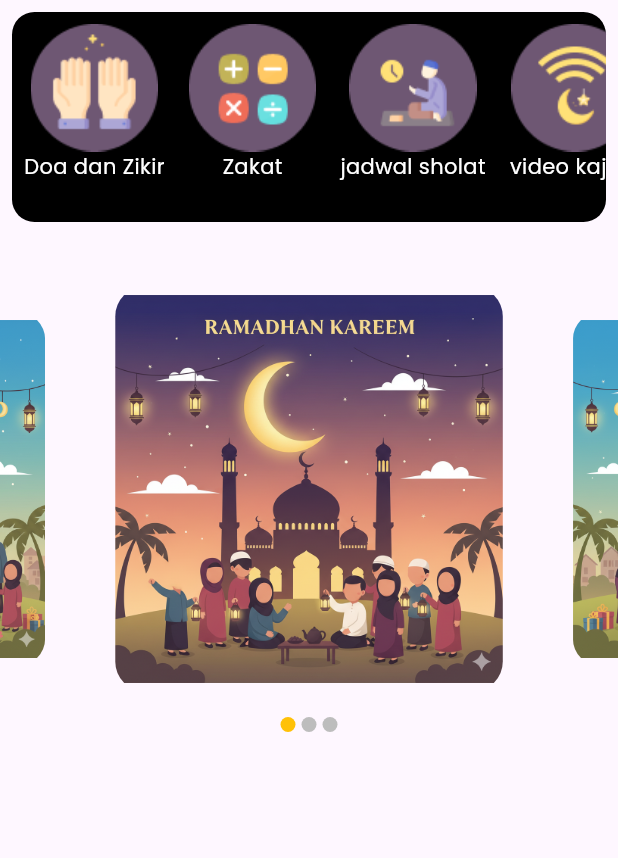
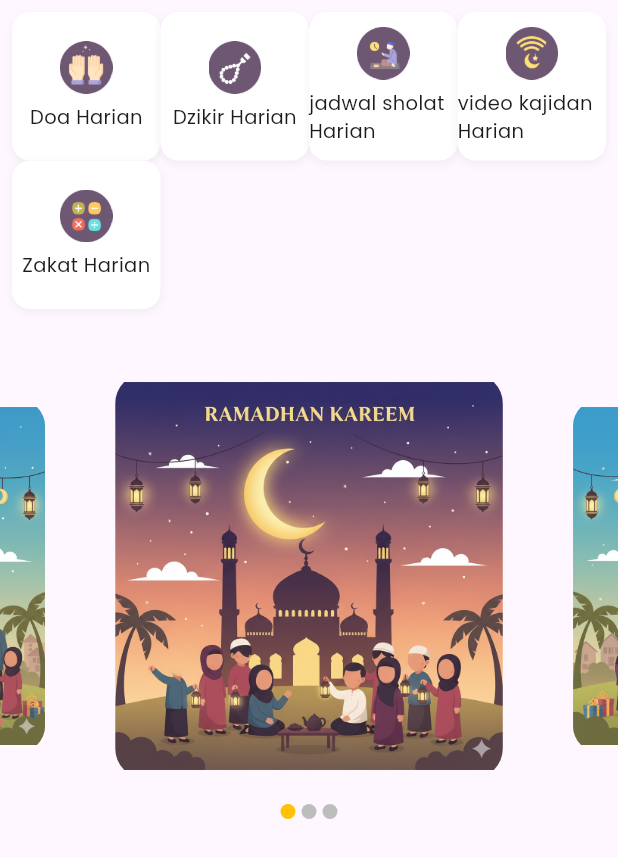
Before and after one commit to keaneray-o/Super-App-Taqwa, a Flutter app: the screen it shows after launch, on a phone screen of 412 x 824 dp. Shown: the top 858 px of the screen. Run offline on Flutter 3.47's test engine with Material 3 defaults, Android fonts, the phone set to English and light mode, and no system bars; drawn by our look-alikes of carousel_slider; our stand-ins replace geocoding, geolocator, permission_handler, shared_preferences; missing offline and left inert: string_similarity.

Commit message:
belajar menu item

```diff
--- a/lib/pages/home_pages.dart
+++ b/lib/pages/home_pages.dart
@@ -32,133 +32,104 @@ class _HomePageState extends State<HomePage> {
       body: SingleChildScrollView(
         child: Column(
           children: <Widget>[
-            Padding(
-              padding: const EdgeInsets.all(8.0),
-              child: Container(
-                width: double.infinity,
-                height: 140,
-                decoration: BoxDecoration(
-                  color: Colors.black,
-                  borderRadius: BorderRadius.circular(15),
-                ),
-                child: SingleChildScrollView(
-                  scrollDirection: Axis.horizontal,
-                  child: Row(
-                    children: <Widget>[
-                      InkWell(
-                        onTap: () {},
-                        child: Padding(
-                          padding: const EdgeInsets.all(8.0),
-                          child: Container(
-                            decoration: BoxDecoration(),
-                            child: Column(
-                              crossAxisAlignment: CrossAxisAlignment.center,
-                              children: [
-                                Image.asset('assets/images/ic_menu_doa.png'),
-                                Text(
-                                  'Doa dan Zikir',
-                                  style: TextStyle(
-                                    fontFamily: 'PoppinsRegular',
-                                    color: Colors.white,
-                                  ),
-                                ),
-                              ],
-                            ),
-                          ),
-                        ),
-                      ),
-                      InkWell(
-                        onTap: () {},
-                        child: Padding(
-                          padding: const EdgeInsets.all(8.0),
-                          child: Container(
-                            decoration: BoxDecoration(),
-                            child: Column(
-                              crossAxisAlignment: CrossAxisAlignment.center,
-                              children: [
-                                Image.asset('assets/images/ic_menu_zakat.png'),
-                                Text(
-                                  'Zakat',
-                                  style: TextStyle(
-                                    fontFamily: 'PoppinsRegular',
-                                    color: Colors.white,
-                                  ),
-                                ),
-                              ],
-                            ),
-                          ),
-                        ),
-                      ),
-                      InkWell(
-                        onTap: () {},
-                        child: Padding(
-                          padding: const EdgeInsets.all(8.0),
-                          child: Container(
-                            decoration: BoxDecoration(),
-                            child: Column(
-                              crossAxisAlignment: CrossAxisAlignment.center,
-                              children: [
-                                Image.asset(
-                                  'assets/images/ic_menu_jadwal_sholat.png',
-                                ),
-                                Text(
-                                  'jadwal sholat',
-                                  style: TextStyle(
-                                    fontFamily: 'PoppinsRegular',
-                                    color: Colors.white,
-                                  ),
-                                ),
-                              ],
-                            ),
-                          ),
-                        ),
-                      ),
-                      InkWell(
-                        onTap: () {},
-                        child: Padding(
-                          padding: const EdgeInsets.all(8.0),
-                          child: Container(
-                            decoration: BoxDecoration(),
-                            child: Column(
-                              crossAxisAlignment: CrossAxisAlignment.center,
-                              children: [
-                                Image.asset(
-                                  'assets/images/ic_menu_video_kajian.png',
-                                ),
-                                Text(
-                                  'video kajian',
-                                  style: TextStyle(
-                                    fontFamily: 'PoppinsRegular',
-                                    color: Colors.white,
-                                  ),
-                                ),
-                              ],
-                            ),
-                          ),
-                        ),
-                      ),
-                    ],
-                  ),
-                ),
-              ),
-            ),
+            //======================
+            //MENU SECTION
+            //======================
+            _buildMenuGridSection(),
+            //======================
+            //CAROUSEL SECTION
             //=======================
-            //CAROUSEL SECTION
-            //========================
             _buildCarouselSection(),
           ],
         ),
       ),
     );
   }
+  //=========================
+  //MENU GRID SECTION WIDGET
+  //========================
 
+  Widget _buildMenuItem(
+    String iconPath,
+    String title,
+    String routname
+  ) {
+    return InkWell(
+      onTap: () {},
+      child: Container(
+        decoration: BoxDecoration(
+          color: Colors.white,
+          borderRadius: BorderRadius.circular(12),
+          boxShadow: [
+            BoxShadow(
+              color: Colors.black.withOpacity(0.05),
+              blurRadius: 4,
+              offset: const Offset(0, 2),
+            )
+          ]
+        ),
+        child: Column(
+          mainAxisAlignment: MainAxisAlignment.center,
+          children: [
+            Image.asset(iconPath, width: 35,),
+            const SizedBox(height: 6,),
+            Text(title,
+            style:  TextStyle(
+              fontFamily: 'PoppinsRegular',
+              fontSize: 13),)
+          ],
+        ),
+      ),
+    );
+  }
+ //=========================
+  //MENU GRID SECTION WIDGET
+  //========================
+Widget _buildMenuGridSection(){
+  return Padding(
+    padding: const EdgeInsets.all(8.0),
+    child: GridView.count(
+      crossAxisCount: 4,
+      shrinkWrap: true,
+      physics: const NeverScrollableScrollPhysics(),
+      children: [
+        _buildMenuItem(
+          'assets/images/ic_menu_doa.png',// iconpath
+          'Doa Harian',//title
+          '/doa'//routname
+          ),
+        _buildMenuItem(
+          'assets/images/ic_menu_dzikir.png',
+          'Dzikir Harian',
+          '/dzikir'
+        ),
+        _buildMenuItem(
+          'assets/images/ic_menu_jadwal_sholat.png',
+          'jadwal sholat Harian',
+          '/jadwal sholat'
+        ),
+        _buildMenuItem(
+          'assets/images/ic_menu_video_kajian.png',
+          'video kajidan Harian',
+          '/video kajian'
+        ),
+        _buildMenuItem(
+          'assets/images/ic_menu_zakat.png',
+          'Zakat Harian',
+          '/zakat'
+        ),
+      ],
+    ),
+  );
+}
   //=================
-  //CAROUSEL CARD
+  //CAROUSEL SECTION WIDGET
   //=================
   Widget _buildCarouselSection() {
     return Column(
       children: [
         const SizedBox(height: 20),
+        //CAROUSEL CARD
         CarouselSlider.builder(
           itemCount: posterLIst.length,
           itemBuilder: (context, index, realIndex) {
@@ -185,7 +156,6 @@ class _HomePageState extends State<HomePage> {
             },
           ),
         ),
-
         //DOT INDIKATOR
         Row(
           mainAxisAlignment: MainAxisAlignment.center,
```
